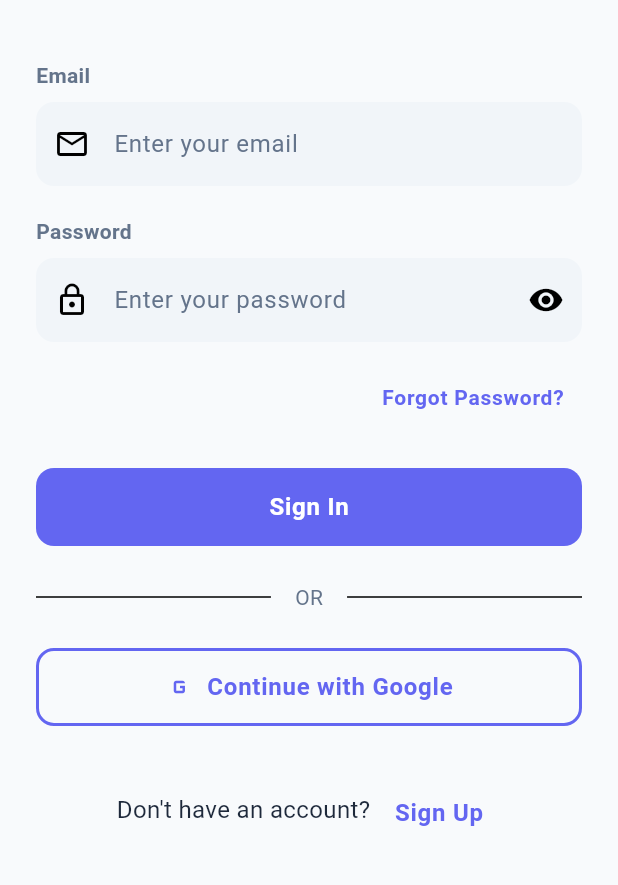
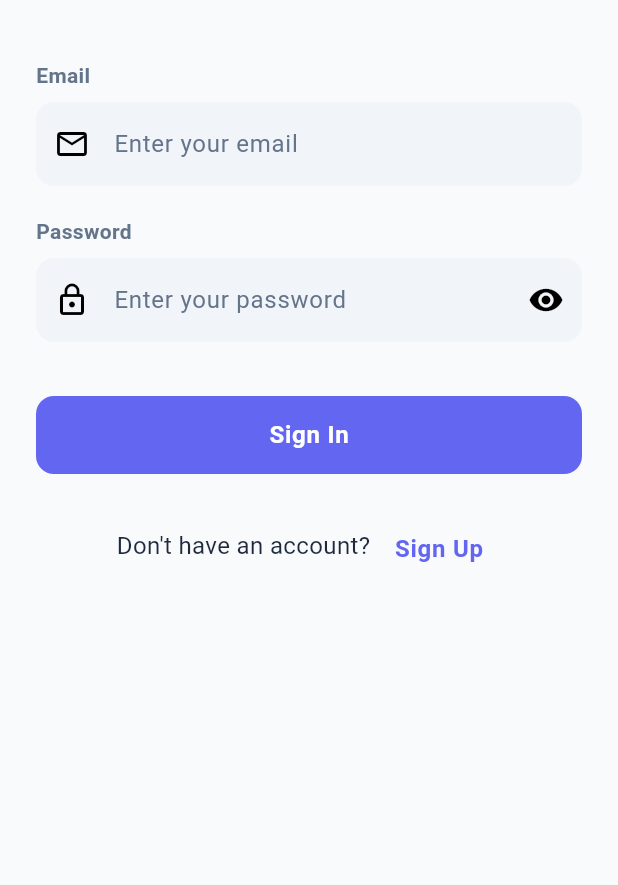
Before and after one commit to azeem-flutter/RhombixTechnologies_Tasks2, a Flutter app: the screen it shows after launch, after a tap on "Skip", on a phone screen of 412 x 824 dp, the part 213-1098 px from its top. Run offline on Flutter 3.47's test engine with Material 3 defaults, Android fonts, the phone set to English and light mode, and no system bars; our stand-ins replace cached_network_image, firebase_core, get, image_picker, shared_preferences; accounts and stored records are empty.

Commit message:
changes in onboarding and signIn screen

```diff
--- a/lib/app/views/onboarding_screen.dart
+++ b/lib/app/views/onboarding_screen.dart
@@ -87,14 +87,14 @@ class _OnboardingScreenState extends State<OnboardingScreen> {
                           data['icon']!,
                           style: const TextStyle(fontSize: 120),
                         ),
-                        const SizedBox(height: 60),
+                        const SizedBox(height: 40),
                         // Title
                         Text(
                           data['title']!,
                           style: AppTextStyles.heading1,
                           textAlign: TextAlign.center,
                         ),
-                        const SizedBox(height: 20),
+                        const SizedBox(height: 15),
                         // Description
                         Text(
                           data['description']!,
--- a/lib/app/views/signin_screen.dart
+++ b/lib/app/views/signin_screen.dart
@@ -68,30 +68,7 @@ class SignInScreen extends StatelessWidget {
                     ),
                   ),
                 ),
-                const SizedBox(height: 12),
-
-                // Forgot Password
-                Align(
-                  alignment: Alignment.centerRight,
-                  child: TextButton(
-                    onPressed: () {
-                      Get.snackbar(
-                        'Info',
-                        'Forgot password feature coming soon',
-                      );
-                    },
-                    child: Text(
-                      'Forgot Password?',
-                      style: AppTextStyles.bodySmall.copyWith(
-                        color: isDark
-                            ? AppColors.primaryDark
-                            : AppColors.primary,
-                        fontWeight: FontWeight.w600,
-                      ),
-                    ),
-                  ),
-                ),
-                const SizedBox(height: 24),
+                const SizedBox(height: 36),
 
                 // Sign In Button
                 Obx(
@@ -103,38 +80,6 @@ class SignInScreen extends StatelessWidget {
                   ),
                 ),
                 const SizedBox(height: 24),
-
-                // Divider
-                Row(
-                  children: [
-                    const Expanded(child: Divider()),
-                    Padding(
-                      padding: const EdgeInsets.symmetric(horizontal: 16),
-                      child: Text(
-                        'OR',
-                        style: AppTextStyles.bodySmall.copyWith(
-                          color: isDark
-                              ? AppColors.textSecondaryDark
-                              : AppColors.textSecondary,
-                        ),
-                      ),
-                    ),
-                    const Expanded(child: Divider()),
-                  ],
-                ),
-                const SizedBox(height: 24),
-
-                // Social Sign In (Optional - for demo)
-                CustomButton(
-                  text: 'Continue with Google',
-                  onPressed: () {
-                    Get.snackbar('Info', 'Google sign-in coming soon');
-                  },
-                  width: double.infinity,
-                  outlined: true,
-                  icon: Icons.g_mobiledata,
-                ),
-                const SizedBox(height: 32),
 
                 // Sign Up Link
                 Row(
```
